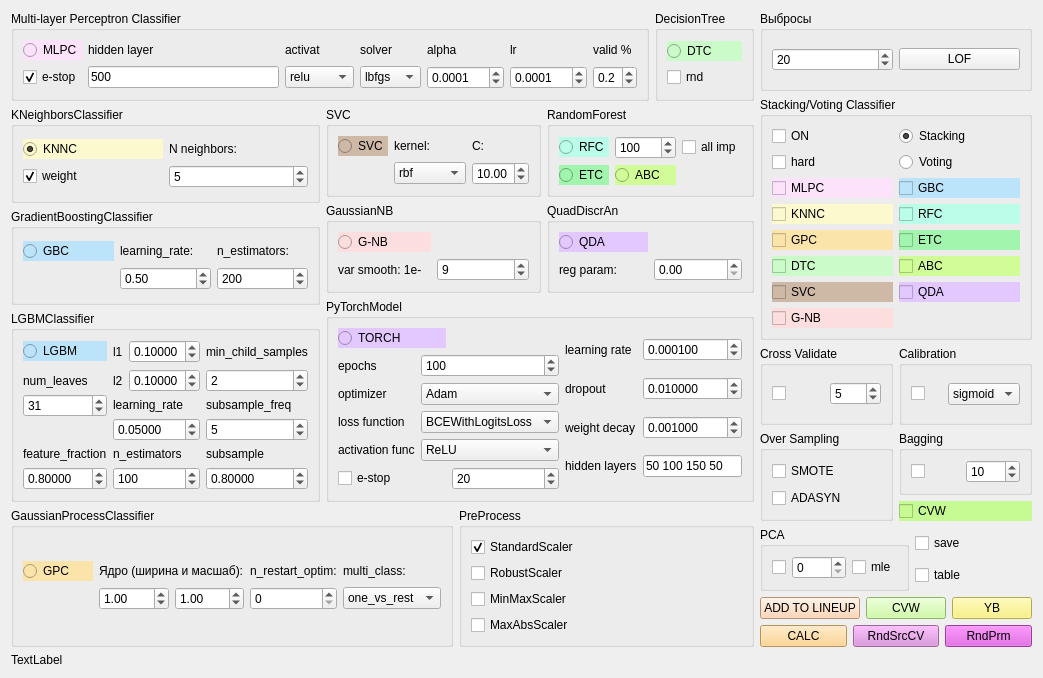
Qt form qt/classifier_form.ui (idergunoff/geovel_1.0) before a commit.
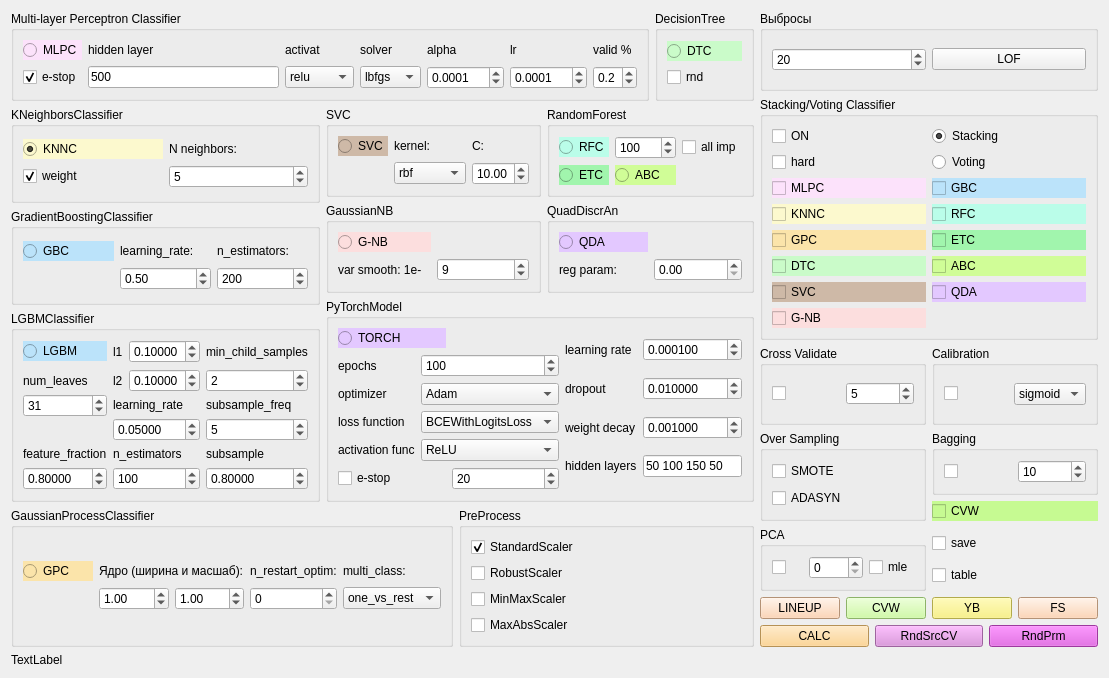
The same form after that commit.

Commit message: feature selection + random param marks fixed

```diff
--- a/qt/classifier_form.ui
+++ b/qt/classifier_form.ui
@@ -6,8 +6,8 @@
    <rect>
     <x>0</x>
     <y>0</y>
-    <width>957</width>
-    <height>620</height>
+    <width>1029</width>
+    <height>616</height>
    </rect>
   </property>
   <property name="windowTitle">
@@ -1867,27 +1867,27 @@
         </layout>
        </item>
        <item row="5" column="0">
-        <layout class="QGridLayout" name="gridLayout_35" columnstretch="0,0,0">
-         <item row="0" column="1">
-          <widget class="QPushButton" name="pushButton_cvw">
-           <property name="toolTip">
-            <string>Cross Validate by Well</string>
-           </property>
-           <property name="styleSheet">
-            <string notr="true">background-color: rgb(198, 250, 146);</string>
-           </property>
-           <property name="text">
-            <string>CVW</string>
-           </property>
-          </widget>
-         </item>
+        <layout class="QGridLayout" name="gridLayout_35">
          <item row="0" column="0">
           <widget class="QPushButton" name="pushButton_add_to_lineup">
            <property name="styleSheet">
             <string notr="true">background-color: rgb(252, 204, 165);</string>
            </property>
            <property name="text">
-            <string>ADD TO LINEUP</string>
+            <string>LINEUP</string>
+           </property>
+          </widget>
+         </item>
+         <item row="0" column="1">
+          <widget class="QPushButton" name="pushButton_cvw">
+           <property name="toolTip">
+            <string>Cross Validate by Well</string>
+           </property>
+           <property name="styleSheet">
+            <string notr="true">background-color: rgb(198, 250, 146);</string>
+           </property>
+           <property name="text">
+            <string>CVW</string>
            </property>
           </widget>
          </item>
@@ -1901,9 +1901,17 @@
            </property>
           </widget>
          </item>
-        </layout>
-       </item>
-       <item row="6" column="0">
+         <item row="0" column="3">
+          <widget class="QPushButton" name="pushButton_feature_selection">
+           <property name="styleSheet">
+            <string notr="true">background-color: rgb(252, 204, 165);</string>
+           </property>
+           <property name="text">
+            <string>FS</string>
+           </property>
+          </widget>
+         </item>
+         <item row="1" column="0" colspan="4">
         <layout class="QGridLayout" name="gridLayout_10">
          <item row="0" column="2">
           <widget class="QPushButton" name="pushButton_random_search">
@@ -1946,6 +1954,8 @@
             <string>RndPrm</string>
            </property>
           </widget>
+           </item>
+          </layout>
          </item>
         </layout>
        </item>
```
Lines whose indentation alone changed are shown as unchanged. The commit also changes 11 other files.
